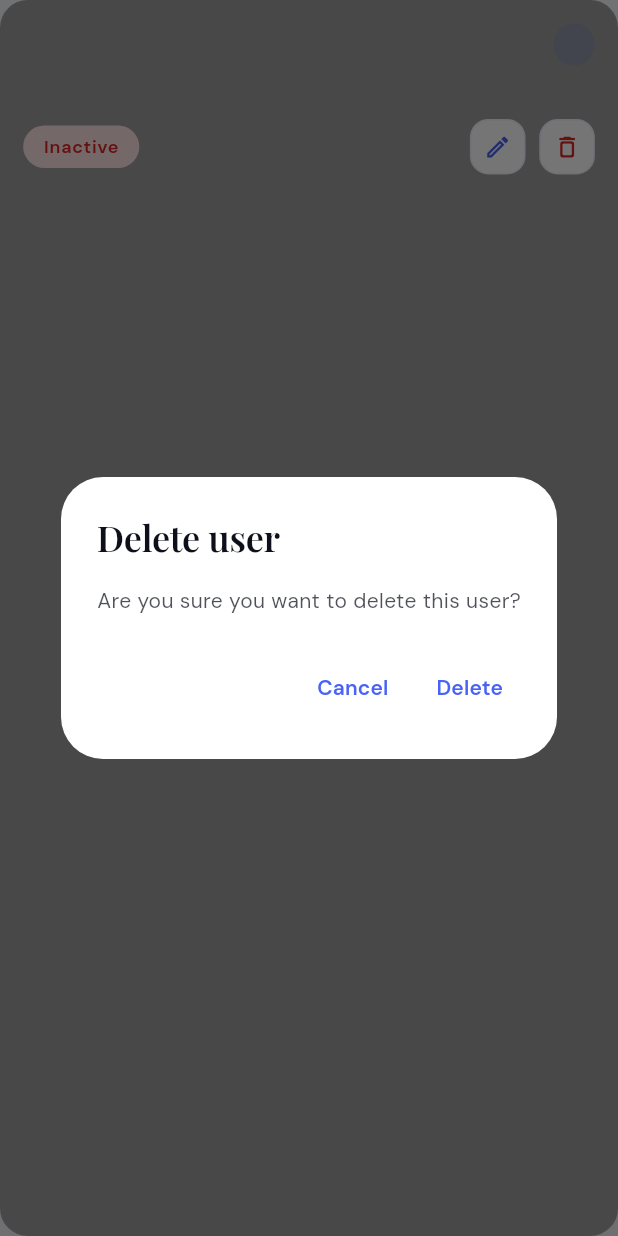
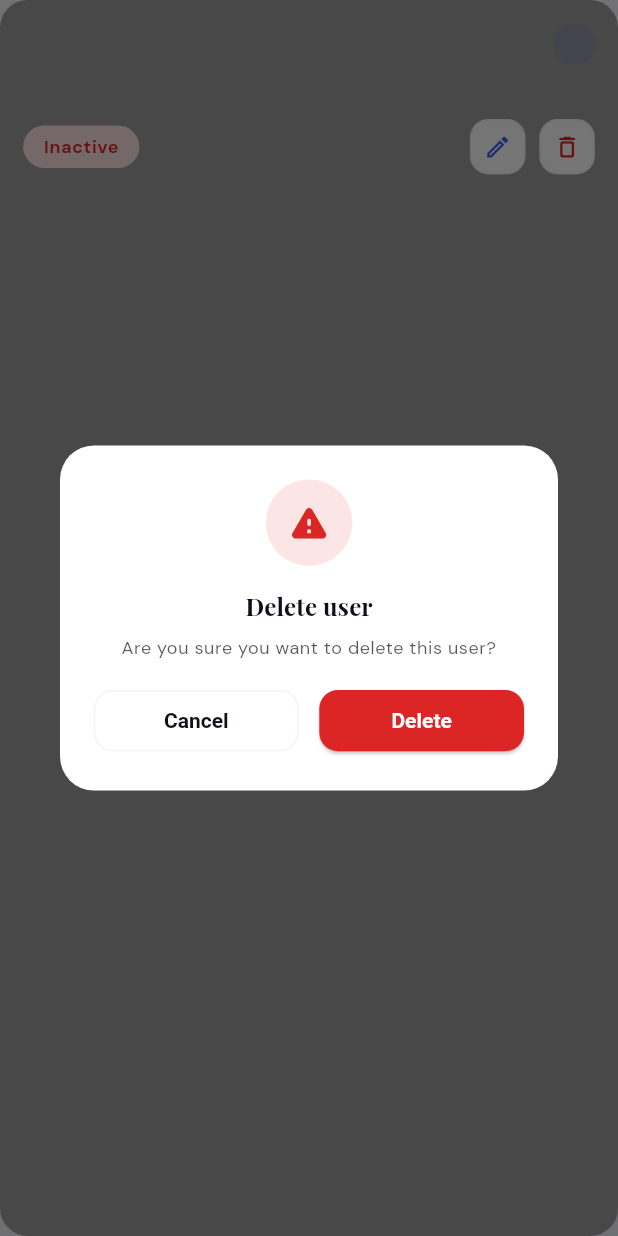
Before and after one commit to AleeXraxa/Sum-Academy, a Flutter app: the UserListCard widget shown alone on an empty page, opened directly with empty values, after a tap on the "delete outline" icon, on a phone screen of 412 x 824 dp. Run offline on Flutter 3.47's test engine with Material 3 defaults, Android fonts, the phone set to English and light mode, and no system bars; our stand-ins replace animated_custom_dropdown, cloud_firestore, curved_navigation_bar, device_info_plus, firebase_auth, firebase_core and 4 more; accounts and stored records are empty; generated files the repository leaves out were written again.

Commit message:
user management completed

```diff
--- /dev/null
+++ b/lib/core/widgets/confirmation_dialog.dart
@@ -0,0 +1,135 @@
+import 'package:flutter/material.dart';
+import 'package:flutter_screenutil/flutter_screenutil.dart';
+import 'package:sum_academy/app/theme.dart';
+
+Future<bool> showConfirmationDialog(
+  BuildContext context, {
+  required String title,
+  required String message,
+  String confirmText = 'Confirm',
+  String cancelText = 'Cancel',
+  Color? confirmColor,
+  IconData icon = Icons.warning_rounded,
+  Color? iconColor,
+}) async {
+  final result = await showDialog<bool>(
+    context: context,
+    barrierDismissible: true,
+    builder: (context) => _ConfirmationDialog(
+      title: title,
+      message: message,
+      confirmText: confirmText,
+      cancelText: cancelText,
+      confirmColor: confirmColor,
+      icon: icon,
+      iconColor: iconColor,
+    ),
+  );
+  return result ?? false;
+}
+
+class _ConfirmationDialog extends StatelessWidget {
+  final String title;
+  final String message;
+  final String confirmText;
+  final String cancelText;
+  final Color? confirmColor;
+  final IconData icon;
+  final Color? iconColor;
+
+  const _ConfirmationDialog({
+    required this.title,
+    required this.message,
+    required this.confirmText,
+    required this.cancelText,
+    required this.confirmColor,
+    required this.icon,
+    required this.iconColor,
+  });
+
+  @override
+  Widget build(BuildContext context) {
+    final resolvedConfirm = confirmColor ?? SumAcademyTheme.error;
+    final resolvedIcon = iconColor ?? SumAcademyTheme.error;
+
+    return Dialog(
+      backgroundColor: SumAcademyTheme.white,
+      shape: RoundedRectangleBorder(
+        borderRadius: BorderRadius.circular(22.r),
+      ),
+      child: Padding(
+        padding: EdgeInsets.all(22.r),
+        child: Column(
+          mainAxisSize: MainAxisSize.min,
+          children: [
+            Container(
+              width: 56.r,
+              height: 56.r,
+              decoration: BoxDecoration(
+                color: resolvedConfirm.withOpacityFloat(0.12),
+                shape: BoxShape.circle,
+              ),
+              child: Icon(icon, color: resolvedIcon, size: 28.sp),
+            ),
+            SizedBox(height: 14.h),
+            Text(
+              title,
+              style: Theme.of(context).textTheme.titleMedium?.copyWith(
+                color: SumAcademyTheme.darkBase,
+                fontWeight: FontWeight.w700,
+              ),
+            ),
+            SizedBox(height: 8.h),
+            Text(
+              message,
+              textAlign: TextAlign.center,
+              style: Theme.of(context).textTheme.bodySmall?.copyWith(
+                color: SumAcademyTheme.darkBase.withOpacityFloat(0.7),
+              ),
+            ),
+            SizedBox(height: 16.h),
+            Row(
+              children: [
+                Expanded(
+                  child: OutlinedButton(
+                    onPressed: () => Navigator.of(context).pop(false),
+                    style: OutlinedButton.styleFrom(
+                      foregroundColor: SumAcademyTheme.darkBase,
+                      side: const BorderSide(
+                        color: SumAcademyTheme.brandBluePale,
+                      ),
+                      shape: RoundedRectangleBorder(
+                        borderRadius: BorderRadius.circular(
+                          SumAcademyTheme.radiusButton.r,
+                        ),
+                      ),
+                      padding: EdgeInsets.symmetric(vertical: 12.h),
+                    ),
+                    child: Text(cancelText),
+                  ),
+                ),
+                SizedBox(width: 12.w),
+                Expanded(
+                  child: ElevatedButton(
+                    onPressed: () => Navigator.of(context).pop(true),
+                    style: ElevatedButton.styleFrom(
+                      backgroundColor: resolvedConfirm,
+                      foregroundColor: SumAcademyTheme.white,
+                      shape: RoundedRectangleBorder(
+                        borderRadius: BorderRadius.circular(
+                          SumAcademyTheme.radiusButton.r,
+                        ),
+                      ),
+                      padding: EdgeInsets.symmetric(vertical: 12.h),
+                    ),
+                    child: Text(confirmText),
+                  ),
+                ),
+              ],
+            ),
+          ],
+        ),
+      ),
+    );
+  }
+}
--- a/lib/modules/admin/widgets/users/user_list_card.dart
+++ b/lib/modules/admin/widgets/users/user_list_card.dart
@@ -2,6 +2,8 @@ import 'package:flutter/material.dart';
 import 'package:flutter_screenutil/flutter_screenutil.dart';
 import 'package:get/get.dart';
 import 'package:sum_academy/app/theme.dart';
+import 'package:sum_academy/core/widgets/confirmation_dialog.dart';
+import 'package:sum_academy/core/widgets/status_dialogs.dart';
 import 'package:sum_academy/modules/admin/controllers/admin_controller.dart';
 import 'package:sum_academy/modules/admin/widgets/users/action_icon_button.dart';
 import 'package:sum_academy/modules/admin/widgets/users/edit_user_dialog.dart';
@@ -140,26 +142,40 @@ class UserListCard extends StatelessWidget {
 
   Future<void> _confirmDelete(BuildContext context) async {
     final controller = Get.find<AdminController>();
-    final confirmed = await showDialog<bool>(
-      context: context,
-      builder: (context) => AlertDialog(
-        title: const Text('Delete user'),
-        content: const Text('Are you sure you want to delete this user?'),
-        actions: [
-          TextButton(
-            onPressed: () => Navigator.of(context).pop(false),
-            child: const Text('Cancel'),
-          ),
-          TextButton(
-            onPressed: () => Navigator.of(context).pop(true),
-            child: const Text('Delete'),
-          ),
-        ],
-      ),
+    final confirmed = await showConfirmationDialog(
+      context,
+      title: 'Delete user',
+      message: 'Are you sure you want to delete this user?',
+      confirmText: 'Delete',
+      cancelText: 'Cancel',
+      confirmColor: SumAcademyTheme.error,
     );
 
     if (confirmed == true) {
-      await controller.deleteUser(user.uid);
+      final overlayContext = Get.context ?? context;
+      showLoadingDialog(overlayContext, message: 'Deleting user...');
+      late final result;
+      try {
+        result = await controller.deleteUser(user.uid);
+      } finally {
+        if (Navigator.of(overlayContext, rootNavigator: true).canPop()) {
+          Navigator.of(overlayContext, rootNavigator: true).pop();
+        }
+      }
+
+      if (result.isSuccess) {
+        await showSuccessDialog(
+          overlayContext,
+          title: 'User Deleted',
+          message: result.message,
+        );
+      } else {
+        await showErrorDialog(
+          overlayContext,
+          title: 'Delete Failed',
+          message: result.message,
+        );
+      }
     }
   }
 }
```
Also changed, not shown: lib/core/widgets/status_dialogs.dart (+49 -15 lines), lib/modules/admin/controllers/admin_controller.dart (+4 -4 lines).
